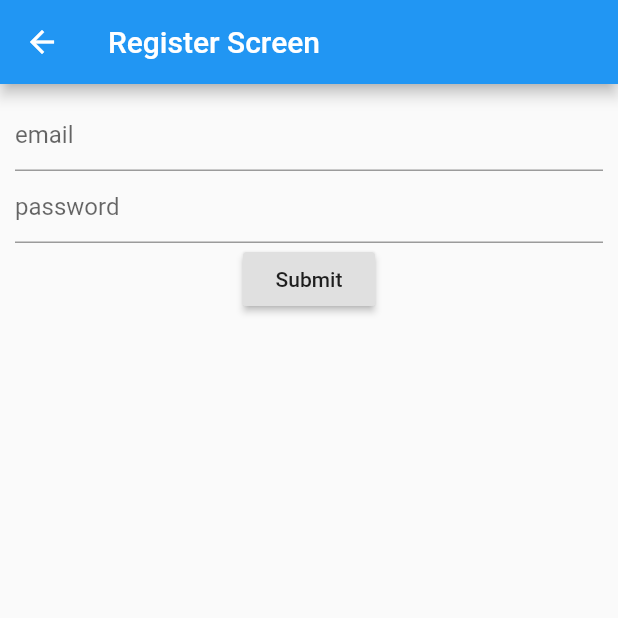
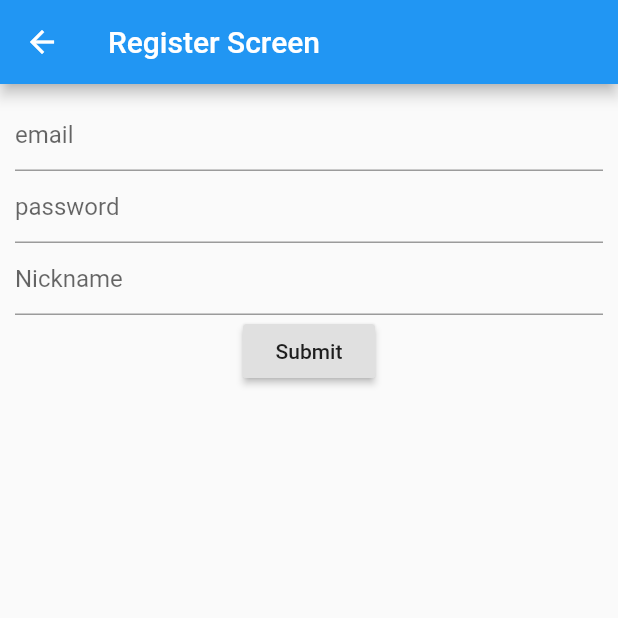
Before and after one commit to thruthesky/flutterpress, a Flutter app: the screen it shows after launch, after a tap on "Register", on a phone screen of 412 x 824 dp, the top half of it. Run offline on Flutter 3.47's test engine with Material 2 defaults, Android fonts, the phone set to English and light mode, and no system bars; our stand-ins replace dio, get, hive, hive_flutter; accounts and stored records are empty; statements that could not run were skipped.

Commit message:
update for user crud

```diff
--- a/lib/defines.dart
+++ b/lib/defines.dart
@@ -1,4 +1,7 @@
 class HiveBox {
   static String user = 'user';
+}
+
+class BoxKey {
   static String currentUser = 'currentUser';
 }
--- a/lib/main.dart
+++ b/lib/main.dart
@@ -23,8 +23,14 @@ class _FlutterPressState extends State<FlutterPress> {
 
   @override
   void initState() {
-    AppService.initUser();
+    // AppService.initUser();
     super.initState();
+
+    () async {
+      try {} catch (e) {
+        print('Caught error: $e');
+      }
+    }();
   }
 
   @override
--- a/lib/models/user.model.dart
+++ b/lib/models/user.model.dart
@@ -21,7 +21,7 @@ class UserModel {
     this.sessionId,
   });
 
-  factory UserModel.fromJson(dynamic data) {
+  factory UserModel.fromBackendData(dynamic data) {
     if (data is String) {
       return UserModel(data: data);
     }
--- a/lib/screens/home/home.screen.dart
+++ b/lib/screens/home/home.screen.dart
@@ -46,6 +46,11 @@ class _HomeScreenState extends State<HomeScreen> {
                     child: Text('Profile'),
                     onPressed: () => Get.toNamed(AppRoutes.profile),
                   ),
+                if (wc.isUserLoggedIn)
+                  RaisedButton(
+                    child: Text('Logout'),
+                    onPressed: () => wc.logout(),
+                  ),
               ],
             );
           },
--- a/lib/screens/register/register.form.dart
+++ b/lib/screens/register/register.form.dart
@@ -17,19 +17,20 @@ class RegisterFormState extends State<RegisterForm> {
   final WordpressController wc = Get.find();
 
   final _formKey = GlobalKey<FormState>();
-  final emailInputController = TextEditingController();
-  final passwordInputController = TextEditingController();
+  final email = TextEditingController();
+  final pass = TextEditingController();
+  final nickname = TextEditingController();
 
-  _onSubmit(String email, String password) {
-    wc.register(userEmail: email, userPass: password).then((user) {
-      Get.offNamed(AppRoutes.profile);
-    }).catchError((err) {
-      Get.snackbar(
-        'Register Failed',
-        '$err',
-      );
-    });
-  }
+  // _onSubmit(String email, String password) {
+  //   wc.register(userEmail: email, userPass: password).then((user) {
+  //     Get.offNamed(AppRoutes.profile);
+  //   }).catchError((err) {
+  //     Get.snackbar(
+  //       'Register Failed',
+  //       '$err',
+  //     );
+  //   });
+  // }
 
   @override
   Widget build(BuildContext context) {
@@ -39,17 +40,24 @@ class RegisterFormState extends State<RegisterForm> {
         children: <Widget>[
           TextFormField(
             decoration: InputDecoration(hintText: 'email'),
-            controller: emailInputController,
+            controller: email,
           ),
           TextFormField(
             decoration: InputDecoration(hintText: 'password'),
-            controller: passwordInputController,
+            controller: pass,
+          ),
+          TextFormField(
+            decoration: InputDecoration(hintText: 'Nickname'),
+            controller: nickname,
           ),
           RaisedButton(
-            onPressed: () => _onSubmit(
-              emailInputController.value.text,
-              passwordInputController.value.text,
-            ),
+            onPressed: () async {
+              await wc.register({
+                'user_email': email.text,
+                'user_pass': pass.text,
+                'nickname': nickname.text,
+              });
+            },
             child: Text('Submit'),
           ),
         ],
--- a/lib/services/app.service.dart
+++ b/lib/services/app.service.dart
@@ -12,12 +12,12 @@ class AppService {
     await Hive.openBox(HiveBox.user);
   }
 
-  static initUser() {
-    Box userBox = Hive.box(HiveBox.user);
-    if (userBox.isNotEmpty) {
-      var u = userBox.get(HiveBox.currentUser);
-      print(u);
-      wc.user = u;
-    }
-  }
+  /// Let the user logs in if he/she has previously logged in.
+  // static initUser() {
+  //   Box userBox = Hive.box(HiveBox.user);
+  //   if (userBox.isNotEmpty) {
+  //     var u = userBox.get(BoxKey.currentUser);
+  //     print(u);
+  //   }
+  // }
 }
--- a/pubspec.yaml
+++ b/pubspec.yaml
@@ -14,7 +14,6 @@ dependencies:
   hive: ^1.4.4
   hive_flutter: ^0.3.1
 
-
   cupertino_icons: ^0.1.3
   dio: ^3.0.10
   get: ^3.4.6
```
Also changed, not shown: lib/controllers/wordpress.controller.dart (+56 -34 lines), lib/screens/login/login.form.dart (+16 -15 lines), 3 other files.
